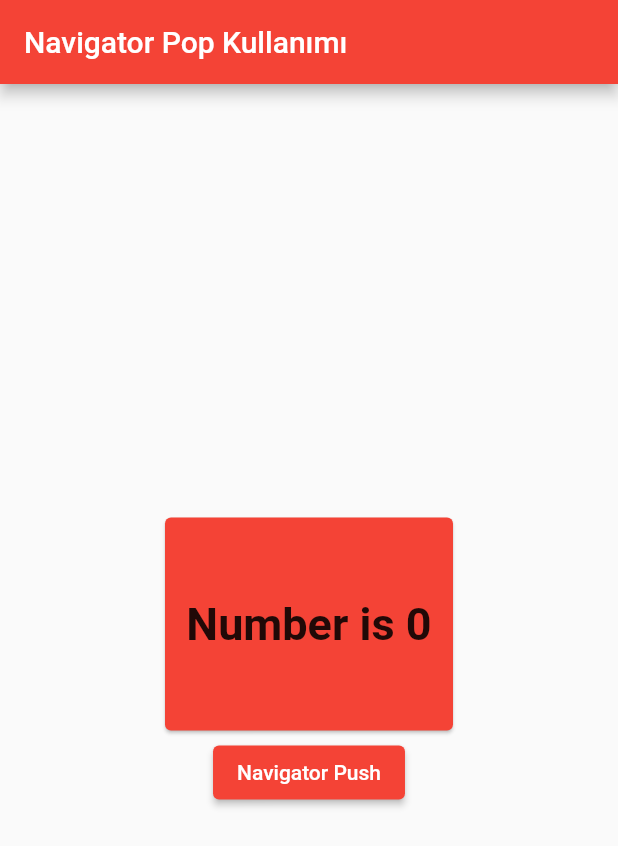
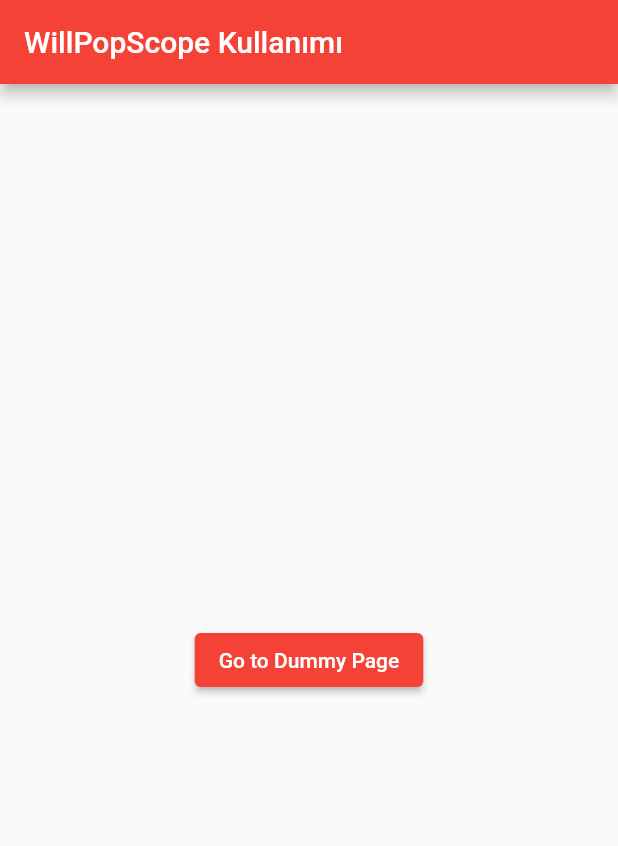
Before and after one commit to yamisagi/flutter_samples, a Flutter app: the screen it shows after launch, on a phone screen of 412 x 824 dp. Shown: the top 846 px of the screen. Run offline on Flutter 3.47's test engine with Material 2 defaults, Android fonts, the phone set to English and light mode, and no system bars.

Commit message:
willpopscope added to lesson4

```diff
--- /dev/null
+++ b/lib/basic_widgets/lesson4/navigator_learn/navigator_willpopscope_learn.dart
@@ -0,0 +1,43 @@
+import 'package:flutter/material.dart';
+import 'package:flutter_samples/basic_widgets/lesson4/navigator_sample_pages/navigation_sample1.dart';
+import 'package:flutter_samples/basic_widgets/lesson4/navigator_sample_pages/navigation_sample2.dart';
+
+/// * WillPopScope widget, [Navigator.pop()] içersinde gördüğümüz, butona bastığımızda sayfada oluşan sayıyı diğer değerini alıp dönderirken,
+/// * Buton dışında geri tuşu veya appBar'daki geri butonuna basıldığında 'Null' değer döndermesini engellemek için kullanılır.
+/// * Kullanıcının geri tuşuna basıldığında, [WillPopScope] widget'ının içerisindeki [onWillPop] methodu çalışır ve
+/// * [Future] nesnesi döndürür. Bu şekilde kullanıcıya bir feedback verebiliriz. Ve 'Null' değeri kontrol edebiliriz.
+/// * ---------------------------------------------------------------------------------------------------------------------
+/// * [WillPopScope] widget'ının çalışması için push() methodu ile gittimiz sayfalarda, WillPopScope widget'ının parametrelerine,
+/// * child olarak Geri gelmek istenilen Widget'i veriyoruz. Ki genellikle Scaffold'dur.
+/// * onWillPop , ile de geri dönülmek istendiğinde çalışan ve Future nesnesi dönderen kontorol edeceğimiz yapı çalışır.
+/// ? Daha iyi kavramak için [DemoPageTwo] sayfasına push eden bir buton ve [DemoPageTwo] sayfası içerisinde,
+/// ? [WillPopScope] widget'ının kullanımı var.
+class WillPopSopeLearn extends StatelessWidget {
+  const WillPopSopeLearn({Key? key}) : super(key: key);
+
+  @override
+  Widget build(BuildContext context) {
+    return Scaffold(
+      appBar: AppBar(
+        title: const Text('WillPopScope Kullanımı'),
+      ),
+      body: Center(
+        child: Column(
+          mainAxisAlignment: MainAxisAlignment.center,
+          children: [
+            ElevatedButton(
+              child: const Text('Go to Dummy Page'),
+              onPressed: () {
+                Navigator.of(context).push(
+                  MaterialPageRoute(
+                    builder: (context) => const DemoPageTwo(),
+                  ),
+                );
+              },
+            ),
+          ],
+        ),
+      ),
+    );
+  }
+}
--- a/lib/main.dart
+++ b/lib/main.dart
@@ -1,6 +1,6 @@
 import 'package:flutter/material.dart';
 
-import 'basic_widgets/lesson4/navigator_learn/navigator_pop_learn.dart';
+import 'basic_widgets/lesson4/navigator_learn/navigator_willpopscope_learn.dart';
 
 /// HER LESSON DOSYADA BULUNAN CLASS'I [home] İÇERSİNDE KULLANIP ÖRNEKLERİ GÖREBİLİRSİNİZ.
 /// TAMAMLANDIĞINDA TÜM LESSON'LAR İÇİN İSİMLENDİRİLMİŞ ROUTER'LER İLE KULLANIMINI ENTEGRE EDECEĞİM.
@@ -17,7 +17,7 @@ class CourseApp extends StatelessWidget {
         primarySwatch: Colors.red,
       ),
       title: title,
-      home: const NavigatorPopLearn(),
+      home: const WillPopSopeLearn(),
     );
   }
 }
```
Also changed, not shown: lib/basic_widgets/lesson4/navigator_sample_pages/navigation_sample2.dart (+60 -9 lines).
